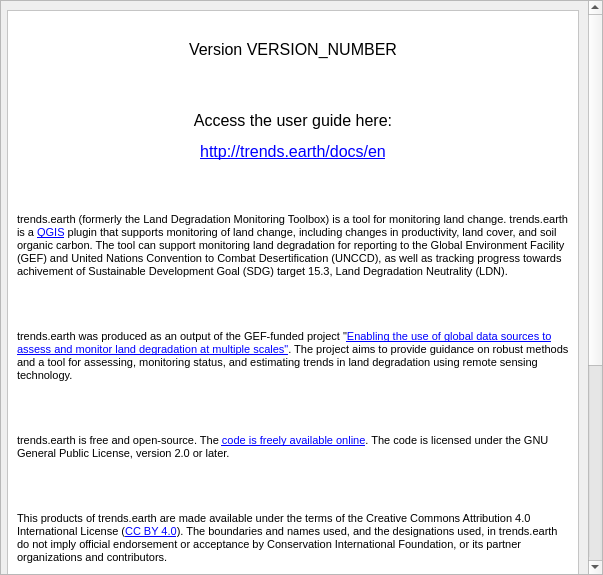
Before: the Qt Designer form LDMP/gui/DlgAbout.ui in ConservationInternational/trends.earth, drawn with Qt 5.
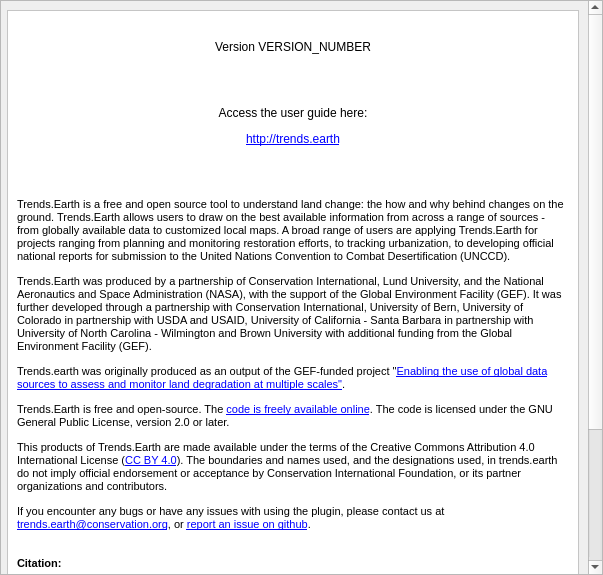
After: the same form once the commit is applied. Icons and pictures are not drawn.

Commit message: Fix website links and about page

```diff
--- a/LDMP/gui/DlgAbout.ui
+++ b/LDMP/gui/DlgAbout.ui
@@ -57,8 +57,8 @@
        <rect>
         <x>0</x>
         <y>0</y>
-        <width>588</width>
-        <height>914</height>
+        <width>584</width>
+        <height>911</height>
        </rect>
       </property>
       <layout class="QVBoxLayout" name="verticalLayout">
@@ -99,7 +99,7 @@
           <item>
            <widget class="QLabel" name="textBrowser">
             <property name="text">
-             <string>&lt;html&gt;&lt;head/&gt;&lt;body&gt;&lt;p align=&quot;center&quot;&gt;&lt;span style=&quot; font-size:12pt;&quot;&gt;Version VERSION_NUMBER&lt;/span&gt;&lt;/p&gt;&lt;p align=&quot;center&quot;&gt;&lt;br/&gt;&lt;/p&gt;&lt;p align=&quot;center&quot;&gt;&lt;span style=&quot; font-size:12pt;&quot;&gt;Access the user guide here:&lt;/span&gt;&lt;/p&gt;&lt;p align=&quot;center&quot;&gt;&lt;a href=&quot;http://trends.earth/docs/en&quot;&gt;&lt;span style=&quot; font-size:12pt; text-decoration: underline; color:#0000ff;&quot;&gt;http://trends.earth/docs/en&lt;/span&gt;&lt;/a&gt;&lt;/p&gt;&lt;p&gt;&lt;br/&gt;&lt;/p&gt;&lt;p&gt;&lt;span style=&quot; font-size:8pt;&quot;&gt;trends.earth (formerly the Land Degradation Monitoring Toolbox) is a tool for monitoring land change. trends.earth is a &lt;/span&gt;&lt;a href=&quot;http://www.qgis.org&quot;&gt;&lt;span style=&quot; font-size:8pt; text-decoration: underline; color:#0000ff;&quot;&gt;QGIS&lt;/span&gt;&lt;/a&gt;&lt;span style=&quot; font-size:8pt;&quot;&gt; plugin that supports monitoring of land change, including changes in productivity, land cover, and soil organic carbon. The tool can support monitoring land degradation for reporting to the Global Environment Facility (GEF) and United Nations Convention to Combat Desertification (UNCCD), as well as tracking progress towards achivement of Sustainable Development Goal (SDG) target 15.3, Land Degradation Neutrality (LDN).&lt;/span&gt;&lt;/p&gt;&lt;p&gt;&lt;br/&gt;&lt;/p&gt;&lt;p&gt;&lt;span style=&quot; font-size:8pt;&quot;&gt;trends.earth was produced as an output of the GEF-funded project &amp;quot;&lt;/span&gt;&lt;a href=&quot;http://vitalsigns.org/gef-ldmp&quot;&gt;&lt;span style=&quot; font-size:8pt; text-decoration: underline; color:#0000ff;&quot;&gt;Enabling the use of global data sources to assess and monitor land degradation at multiple scales&amp;quot;&lt;/span&gt;&lt;/a&gt;&lt;span style=&quot; font-size:8pt;&quot;&gt;. The project aims to provide guidance on robust methods and a tool for assessing, monitoring status, and estimating trends in land degradation using remote sensing technology.&lt;/span&gt;&lt;/p&gt;&lt;p&gt;&lt;br/&gt;&lt;/p&gt;&lt;p&gt;&lt;span style=&quot; font-size:8pt;&quot;&gt;trends.earth is free and open-source. The &lt;/span&gt;&lt;a href=&quot;https://github.com/ConservationInternational/trends.earth&quot;&gt;&lt;span style=&quot; font-size:8pt; text-decoration: underline; color:#0000ff;&quot;&gt;code is freely available online&lt;/span&gt;&lt;/a&gt;&lt;span style=&quot; font-size:8pt;&quot;&gt;. The code is licensed under the GNU General Public License, version 2.0 or later.&lt;/span&gt;&lt;/p&gt;&lt;p&gt;&lt;br/&gt;&lt;/p&gt;&lt;p&gt;&lt;span style=&quot; font-size:8pt;&quot;&gt;This products of trends.earth are made available under the terms of the Creative Commons Attribution 4.0 International License (&lt;/span&gt;&lt;a href=&quot;https://creativecommons.org/licenses/by/4.0/&quot;&gt;&lt;span style=&quot; font-size:8pt; text-decoration: underline; color:#0000ff;&quot;&gt;CC BY 4.0&lt;/span&gt;&lt;/a&gt;&lt;span style=&quot; font-size:8pt;&quot;&gt;). The boundaries and names used, and the designations used, in trends.earth do not imply official endorsement or acceptance by Conservation International Foundation, or its partner organizations and contributors.&lt;/span&gt;&lt;/p&gt;&lt;p&gt;&lt;br/&gt;&lt;/p&gt;&lt;p&gt;&lt;span style=&quot; font-size:8pt;&quot;&gt;If you encounter any bugs or have any issues with using the plugin, please contact us at &lt;/span&gt;&lt;a href=&quot;mailto:trends.earth@conservation.org&quot;&gt;&lt;span style=&quot; font-size:8pt; text-decoration: underline; color:#0000ff;&quot;&gt;trends.earth@conservation.org&lt;/span&gt;&lt;/a&gt;&lt;span style=&quot; font-size:8pt;&quot;&gt;, or &lt;/span&gt;&lt;a href=&quot;https://github.com/ConservationInternational/trends.earth/issues&quot;&gt;&lt;span style=&quot; font-size:8pt; text-decoration: underline; color:#0000ff;&quot;&gt;report an issue on github&lt;/span&gt;&lt;/a&gt;&lt;span style=&quot; font-size:8pt;&quot;&gt;.&lt;/span&gt;&lt;/p&gt;&lt;p&gt;&lt;br/&gt;&lt;/p&gt;&lt;p&gt;&lt;span style=&quot; font-size:8pt;&quot;&gt;Citation:&lt;/span&gt;&lt;/p&gt;&lt;p&gt;&lt;span style=&quot; font-size:8pt;&quot;&gt;Trends.Earth. Conservation International. Available online at: http://trends.earth. 2022.&lt;/span&gt;&lt;/p&gt;&lt;p&gt;&lt;br/&gt;&lt;/p&gt;&lt;p&gt;&lt;br/&gt;&lt;/p&gt;&lt;p&gt;&lt;br/&gt;&lt;/p&gt;&lt;/body&gt;&lt;/html&gt;</string>
+             <string>&lt;html&gt;&lt;head/&gt;&lt;body&gt;&lt;p align=&quot;center&quot;&gt;Version VERSION_NUMBER&lt;/p&gt;&lt;p align=&quot;center&quot;&gt;&lt;br/&gt;&lt;/p&gt;&lt;p align=&quot;center&quot;&gt;Access the user guide here:&lt;/p&gt;&lt;p align=&quot;center&quot;&gt;&lt;a href=&quot;http://trends.earth&quot;&gt;&lt;span style=&quot; text-decoration: underline; color:#0000ff;&quot;&gt;http://trends.earth&lt;/span&gt;&lt;/a&gt;&lt;/p&gt;&lt;p&gt;&lt;br/&gt;&lt;/p&gt;&lt;p&gt;&lt;span style=&quot; font-size:8pt;&quot;&gt;Trends.Earth is a free and open source tool to understand land change: the how and why behind changes on the ground. Trends.Earth allows users to draw on the best available information from across a range of sources - from globally available data to customized local maps. A broad range of users are applying Trends.Earth for projects ranging from planning and monitoring restoration efforts, to tracking urbanization, to developing official national reports for submission to the United Nations Convention to Combat Desertification (UNCCD).&lt;/span&gt;&lt;/p&gt;&lt;p&gt;&lt;span style=&quot; font-size:8pt;&quot;&gt;Trends.Earth was produced by a partnership of Conservation International, Lund University, and the National Aeronautics and Space Administration (NASA), with the support of the Global Environment Facility (GEF). It was further developed through a partnership with Conservation International, University of Bern, University of Colorado in partnership with USDA and USAID, University of California - Santa Barbara in partnership with University of North Carolina - Wilmington and Brown University with additional funding from the Global Environment Facility (GEF).&lt;/span&gt;&lt;/p&gt;&lt;p&gt;&lt;span style=&quot; font-size:8pt;&quot;&gt;Trends.earth was originally produced as an output of the GEF-funded project &amp;quot;&lt;/span&gt;&lt;a href=&quot;http://vitalsigns.org/gef-ldmp&quot;&gt;&lt;span style=&quot; font-size:8pt; text-decoration: underline; color:#0000ff;&quot;&gt;Enabling the use of global data sources to assess and monitor land degradation at multiple scales&amp;quot;&lt;/span&gt;&lt;/a&gt;&lt;span style=&quot; font-size:8pt;&quot;&gt;.&lt;/span&gt;&lt;/p&gt;&lt;p&gt;&lt;span style=&quot; font-size:8pt;&quot;&gt;Trends.Earth is free and open-source. The &lt;/span&gt;&lt;a href=&quot;https://github.com/ConservationInternational/trends.earth&quot;&gt;&lt;span style=&quot; font-size:8pt; text-decoration: underline; color:#0000ff;&quot;&gt;code is freely available online&lt;/span&gt;&lt;/a&gt;&lt;span style=&quot; font-size:8pt;&quot;&gt;. The code is licensed under the GNU General Public License, version 2.0 or later.&lt;/span&gt;&lt;/p&gt;&lt;p&gt;&lt;span style=&quot; font-size:8pt;&quot;&gt;This products of Trends.Earth are made available under the terms of the Creative Commons Attribution 4.0 International License (&lt;/span&gt;&lt;a href=&quot;https://creativecommons.org/licenses/by/4.0/&quot;&gt;&lt;span style=&quot; font-size:8pt; text-decoration: underline; color:#0000ff;&quot;&gt;CC BY 4.0&lt;/span&gt;&lt;/a&gt;&lt;span style=&quot; font-size:8pt;&quot;&gt;). The boundaries and names used, and the designations used, in trends.earth do not imply official endorsement or acceptance by Conservation International Foundation, or its partner organizations and contributors.&lt;/span&gt;&lt;/p&gt;&lt;p&gt;&lt;span style=&quot; font-size:8pt;&quot;&gt;If you encounter any bugs or have any issues with using the plugin, please contact us at &lt;/span&gt;&lt;a href=&quot;mailto:trends.earth@conservation.org&quot;&gt;&lt;span style=&quot; font-size:8pt; text-decoration: underline; color:#0000ff;&quot;&gt;trends.earth@conservation.org&lt;/span&gt;&lt;/a&gt;&lt;span style=&quot; font-size:8pt;&quot;&gt;, or &lt;/span&gt;&lt;a href=&quot;https://github.com/ConservationInternational/trends.earth/issues&quot;&gt;&lt;span style=&quot; font-size:8pt; text-decoration: underline; color:#0000ff;&quot;&gt;report an issue on github&lt;/span&gt;&lt;/a&gt;&lt;span style=&quot; font-size:8pt;&quot;&gt;.&lt;/span&gt;&lt;/p&gt;&lt;p&gt;&lt;br/&gt;&lt;span style=&quot; font-size:8pt; font-weight:600;&quot;&gt;Citation:&lt;/span&gt;&lt;/p&gt;&lt;p&gt;&lt;span style=&quot; font-size:8pt;&quot;&gt;Trends.Earth. Conservation International. Available online at: http://trends.earth. 2022.&lt;/span&gt;&lt;/p&gt;&lt;p&gt;&lt;br/&gt;&lt;/p&gt;&lt;p&gt;&lt;br/&gt;&lt;/p&gt;&lt;p&gt;&lt;br/&gt;&lt;/p&gt;&lt;/body&gt;&lt;/html&gt;</string>
             </property>
             <property name="wordWrap">
              <bool>true</bool>
```
The commit also changes 9 other files.
